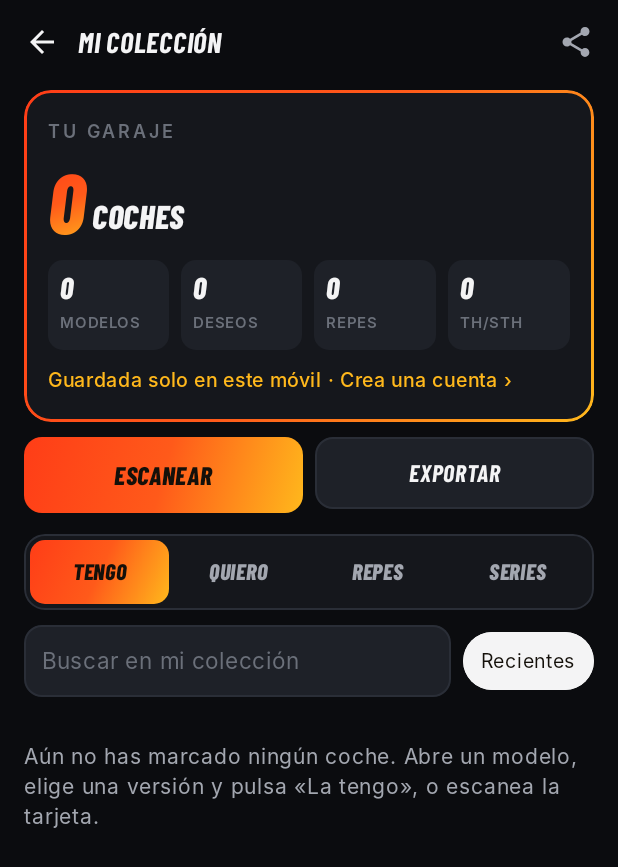
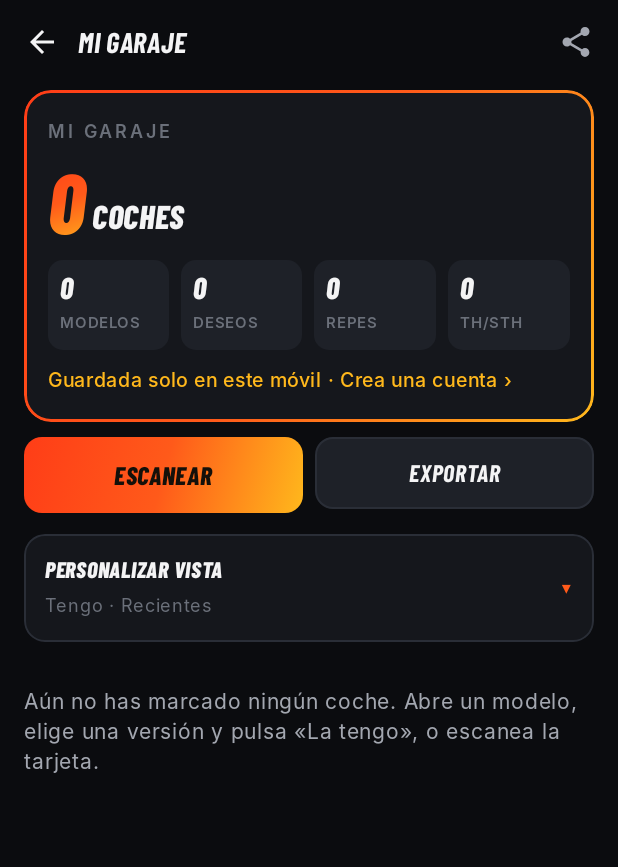
Before and after one commit to jonatanmonteror-gif/noir-wheels, an Android app built with Jetpack Compose: the composable CollectionScreen shown on its own in the app's theme, on a phone screen of 412 x 824 dp. Shown: the top 867 px of the screen. Run offline under Robolectric (Android 15) with nearby library versions, the phone set to English and light mode, and no system bars; pictures from the network do not load; 1 statement that could not run was skipped.

Commit message:
Mi garaje button and naming, folded view options, branded emails
Co-Authored-By: Claude Opus 5.5 <noreply@anthropic.com>
Claude-Session: https://claude.ai/code/session_016Xm7Stuafj4dAg9p9cGLXt

```diff
--- a/app/src/main/java/com/wolfwheels/app/data/Changelog.kt
+++ b/app/src/main/java/com/wolfwheels/app/data/Changelog.kt
@@ -5,6 +5,11 @@ object Changelog {
     data class Entry(val version: String, val items: List<String>)
 
     val entries = listOf(
+        Entry("Mi garaje", listOf(
+            "«Mi colección» ahora se llama Mi garaje, con su botón en el inicio.",
+            "Las pestañas, la búsqueda, el orden y los garajes van dentro de «Personalizar vista», plegada para que todo quede más limpio.",
+            "Los correos de la cuenta llegan con la imagen de Wolf Wheels.",
+        )),
         Entry("Avisos y cuentas verificadas", listOf(
             "Aviso al abrir la app cuando hay una versión nueva, con «Actualizar» o «Luego».",
             "Al crear la cuenta te llega un código a tu email para verificarla.",
--- a/app/src/main/java/com/wolfwheels/app/ui/AccountScreen.kt
+++ b/app/src/main/java/com/wolfwheels/app/ui/AccountScreen.kt
@@ -68,7 +68,7 @@ fun AccountScreen() {
                 Spacer(Modifier.height(16.dp))
                 val have = MyCollection.items.values.count { !it.deleted && it.status == "have" }
                 val want = MyCollection.items.values.count { !it.deleted && it.status == "want" }
-                SpecTile("Tu colección", "$have coches · $want en deseos", Modifier.fillMaxWidth())
+                SpecTile("Mi garaje", "$have coches · $want en deseos", Modifier.fillMaxWidth())
                 Spacer(Modifier.height(8.dp))
                 val last = MyCollection.lastSync.value
                 SpecTile("Última sincronización",
@@ -82,7 +82,7 @@ fun AccountScreen() {
                 Spacer(Modifier.height(10.dp))
                 SecondaryButton("Cerrar sesión", Modifier.fillMaxWidth()) { scope.launch { Account.logout() } }
                 Spacer(Modifier.height(10.dp))
-                Text("Al cerrar sesión tu colección sigue en este móvil y en tu cuenta.", color = WW.text3, fontSize = 12.sp)
+                Text("Al cerrar sesión tu garaje sigue en este móvil y en tu cuenta.", color = WW.text3, fontSize = 12.sp)
             } else if (codeFor != null) {
                 Heading("Verifica tu email", size = 22)
                 Spacer(Modifier.height(8.dp))
--- a/app/src/main/java/com/wolfwheels/app/ui/CollectionEditor.kt
+++ b/app/src/main/java/com/wolfwheels/app/ui/CollectionEditor.kt
@@ -78,7 +78,7 @@ fun CollectionEditor(item: MyCollection.Item) {
     Column(
         Modifier.fillMaxWidth().clip(shape).background(WW.surface).border(1.dp, WW.orange.copy(alpha = 0.45f), shape).padding(14.dp)
     ) {
-        Heading("En mi colección", size = 17)
+        Heading("En mi garaje", size = 17)
         Spacer(Modifier.height(12.dp))
 
         // Quantity (repeated cars, for swapping)
@@ -146,7 +146,7 @@ fun CollectionEditor(item: MyCollection.Item) {
 
         Spacer(Modifier.height(14.dp))
         if (!confirmRemove) {
-            Text("QUITAR DE MI COLECCIÓN", color = WW.text3, fontFamily = Barlow, fontWeight = FontWeight.Bold, fontStyle = FontStyle.Italic,
+            Text("QUITAR DE MI GARAJE", color = WW.text3, fontFamily = Barlow, fontWeight = FontWeight.Bold, fontStyle = FontStyle.Italic,
                 fontSize = 14.sp, modifier = Modifier.clickable { confirmRemove = true }.padding(vertical = 4.dp))
         } else {
             Row(horizontalArrangement = Arrangement.spacedBy(8.dp), verticalAlignment = Alignment.CenterVertically) {
--- a/app/src/main/java/com/wolfwheels/app/ui/CollectionScreen.kt
+++ b/app/src/main/java/com/wolfwheels/app/ui/CollectionScreen.kt
@@ -65,6 +65,7 @@ fun CollectionScreen() {
     var garage by remember { mutableStateOf<String?>(null) }
     var sort by remember { mutableStateOf(0) }                 // 0 recent · 1 year · 2 name
     var query by remember { mutableStateOf("") }
+    var customOpen by remember { mutableStateOf(false) }
 
     val all = MyCollection.items.values.filter { !it.deleted }
     val haveItems = all.filter { it.status == "have" }
@@ -88,16 +89,16 @@ fun CollectionScreen() {
 
     fun export() {
         val dir = File(ctx.cacheDir, "share").apply { mkdirs() }
-        val f = File(dir, "wolf-wheels-coleccion.csv")
+        val f = File(dir, "wolf-wheels-mi-garaje.csv")
         f.writeText("﻿" + MyCollection.csv())   // BOM so Excel shows accents
         val uri = FileProvider.getUriForFile(ctx, "${ctx.packageName}.files", f)
         val i = Intent(Intent.ACTION_SEND).setType("text/csv").putExtra(Intent.EXTRA_STREAM, uri)
-            .putExtra(Intent.EXTRA_SUBJECT, "Mi colección Wolf Wheels").addFlags(Intent.FLAG_GRANT_READ_URI_PERMISSION)
-        runCatching { ctx.startActivity(Intent.createChooser(i, "Exportar colección")) }
+            .putExtra(Intent.EXTRA_SUBJECT, "Mi garaje Wolf Wheels").addFlags(Intent.FLAG_GRANT_READ_URI_PERMISSION)
+        runCatching { ctx.startActivity(Intent.createChooser(i, "Exportar mi garaje")) }
     }
 
     Column(Modifier.fillMaxSize().background(WW.bg).blockTouches()) {
-        TopBar("Mi colección") {
+        TopBar("Mi garaje") {
             IconButton(onClick = { export() }) { Icon(Icons.Filled.Share, "Exportar a Excel (CSV)", tint = WW.text2) }
         }
         LazyVerticalGrid(
@@ -112,7 +113,7 @@ fun CollectionScreen() {
                         Modifier.fillMaxWidth().clip(RoundedCornerShape(18.dp)).background(WW.surface)
                             .border(1.5.dp, WW.accent, RoundedCornerShape(18.dp)).padding(16.dp)
                     ) {
-                        Text("TU GARAJE", color = WW.text3, fontSize = 12.sp, letterSpacing = 2.sp, fontWeight = FontWeight.SemiBold)
+                        Text("MI GARAJE", color = WW.text3, fontSize = 12.sp, letterSpacing = 2.sp, fontWeight = FontWeight.SemiBold)
                         Row(verticalAlignment = Alignment.Bottom) {
                             Text("$cars", style = androidx.compose.ui.text.TextStyle(brush = WW.accent), fontFamily = Barlow, fontWeight = FontWeight.ExtraBold,
                                 fontStyle = FontStyle.Italic, fontSize = 56.sp, lineHeight = 58.sp)
@@ -145,12 +146,27 @@ fun CollectionScreen() {
                         SecondaryButton("Exportar", Modifier.weight(1f)) { export() }
                     }
                     Spacer(Modifier.height(14.dp))
-                    // Tabs
-                    Row(Modifier.fillMaxWidth().clip(RoundedCornerShape(14.dp)).background(WW.surface).border(1.dp, WW.line, RoundedCornerShape(14.dp)).padding(4.dp)) {
+                    // View options, folded by default so the garage stays clean
+                    val tabName = mapOf("have" to "Tengo", "want" to "Quiero", "dup" to "Repes", "series" to "Series")[tab] ?: "Tengo"
+                    val summary = listOfNotNull(tabName, listOf("Recientes", "Por año", "A-Z")[sort].takeIf { tab != "series" },
+                        garage, query.takeIf { it.isNotBlank() }?.let { "“$it”" }).joinToString(" · ")
+                    Column(Modifier.fillMaxWidth().clip(RoundedCornerShape(14.dp)).background(WW.surface).border(1.dp, WW.line, RoundedCornerShape(14.dp))) {
+                        Row(
+                            Modifier.fillMaxWidth().clickable { customOpen = !customOpen }.padding(horizontal = 14.dp, vertical = 12.dp),
+                            verticalAlignment = Alignment.CenterVertically
+                        ) {
+                            Column(Modifier.weight(1f)) {
+                                Text("PERSONALIZAR VISTA", color = WW.text, fontFamily = Barlow, fontWeight = FontWeight.ExtraBold, fontStyle = FontStyle.Italic, fontSize = 15.sp)
+                                Text(summary, color = WW.text3, fontSize = 12.sp, maxLines = 1, overflow = TextOverflow.Ellipsis)
+                            }
+                            Text(if (customOpen) "▴" else "▾", color = WW.orange, fontSize = 20.sp)
+                        }
+                        if (customOpen) Column(Modifier.padding(start = 12.dp, end = 12.dp, bottom = 12.dp)) {
+                            Row(Modifier.fillMaxWidth().clip(RoundedCornerShape(12.dp)).background(WW.surface2).padding(4.dp)) {
                                 listOf("have" to "Tengo", "want" to "Quiero", "dup" to "Repes", "series" to "Series").forEach { (k, l) ->
                                     val on = tab == k
                                     Box(
-                                Modifier.weight(1f).clip(RoundedCornerShape(10.dp)).then(if (on) Modifier.background(WW.accent) else Modifier)
+                                        Modifier.weight(1f).clip(RoundedCornerShape(9.dp)).then(if (on) Modifier.background(WW.accent) else Modifier)
                                             .clickable { tab = k }.padding(vertical = 9.dp),
                                         contentAlignment = Alignment.Center
                                     ) {
@@ -162,7 +178,7 @@ fun CollectionScreen() {
                             if (tab != "series") {
                                 Spacer(Modifier.height(10.dp))
                                 Row(verticalAlignment = Alignment.CenterVertically) {
-                            Input(query, "Buscar en mi colección", Modifier.weight(1f)) { query = it }
+                                    Input(query, "Buscar en mi garaje", Modifier.weight(1f)) { query = it }
                                     Spacer(Modifier.padding(4.dp))
                                     SmallChip(listOf("Recientes", "Por año", "A-Z")[sort], true) { sort = (sort + 1) % 3 }
                                 }
@@ -171,6 +187,8 @@ fun CollectionScreen() {
                                     LazyRow(horizontalArrangement = Arrangement.spacedBy(8.dp)) {
                                         item { SmallChip("Todos los garajes", garage == null) { garage = null } }
                                         items(garages.size) { i -> SmallChip(garages[i], garage == garages[i]) { garage = if (garage == garages[i]) null else garages[i] } }
+                                    }
+                                }
                             }
                         }
                     }
--- a/app/src/main/java/com/wolfwheels/app/ui/SettingsScreen.kt
+++ b/app/src/main/java/com/wolfwheels/app/ui/SettingsScreen.kt
@@ -86,7 +86,7 @@ fun SettingsScreen() {
                     Text(com.wolfwheels.app.data.Account.name.value, color = WW.text, fontSize = 16.sp, fontWeight = FontWeight.SemiBold)
                     Text(com.wolfwheels.app.data.Account.email.value, color = WW.text2, fontSize = 14.sp)
                 } else {
-                    Text("Crea una cuenta para guardar tu colección y verla en todos tus aparatos.", color = WW.text2, fontSize = 14.sp, lineHeight = 20.sp)
+                    Text("Crea una cuenta para guardar tu garaje y verlo en todos tus aparatos.", color = WW.text2, fontSize = 14.sp, lineHeight = 20.sp)
                 }
                 Spacer(Modifier.height(12.dp))
                 SecondaryButton(if (com.wolfwheels.app.data.Account.loggedIn.value) "Mi cuenta" else "Entrar o crear cuenta", Modifier.fillMaxWidth()) { AppState.push(Route.Account) }
```
Also changed, not shown: app/src/main/java/com/wolfwheels/app/ui/HomeScreen.kt (+10 -9 lines), 4 other files. Lines whose indentation alone changed are shown as unchanged.
